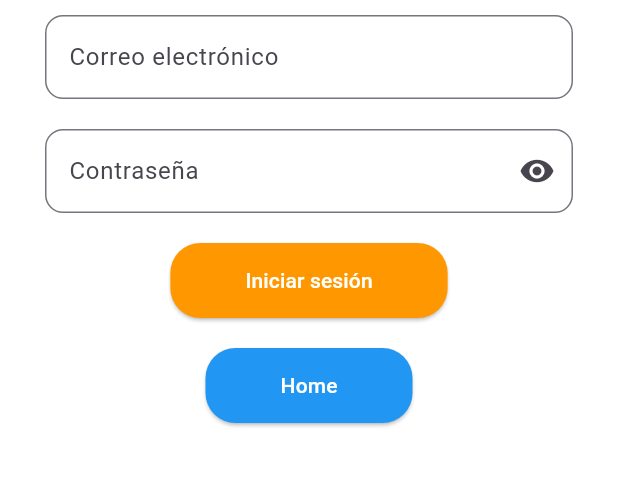
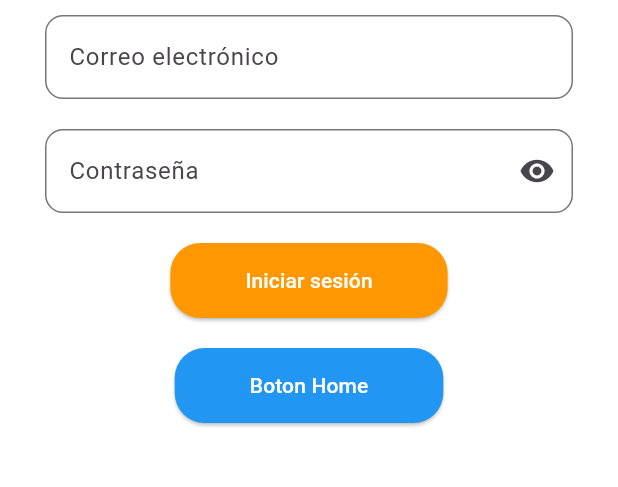
Before and after one commit to ManuelCruz27/RepoProyecto, a Flutter app: the screen it shows after launch, after a tap on "Iniciar Sesión", on a phone screen of 412 x 824 dp, the part 405-892 px from its top. Run offline on Flutter 3.47's test engine with Material 3 defaults, Android fonts, the phone set to English and light mode, and no system bars; our stand-ins replace fl_chart, shared_preferences.

Commit message:
Agregar boton home

```diff
--- a/Proyecto/lib/Login.dart
+++ b/Proyecto/lib/Login.dart
@@ -263,7 +263,7 @@ class _LoginScreenState extends State<LoginScreen> {
                           ),
                           padding: EdgeInsets.symmetric(horizontal: 50, vertical: 15),
                         ),
-                        child: Text('Home'), // Texto del botón
+                        child: Text('Boton Home'), // Texto del botón
                       ),
                     ),
                   ],
```
